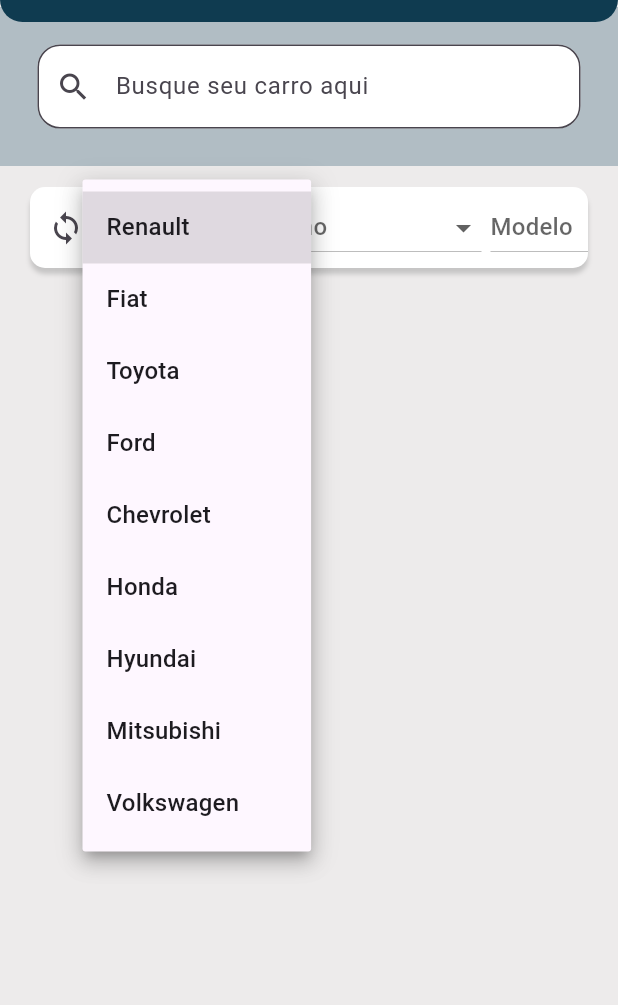
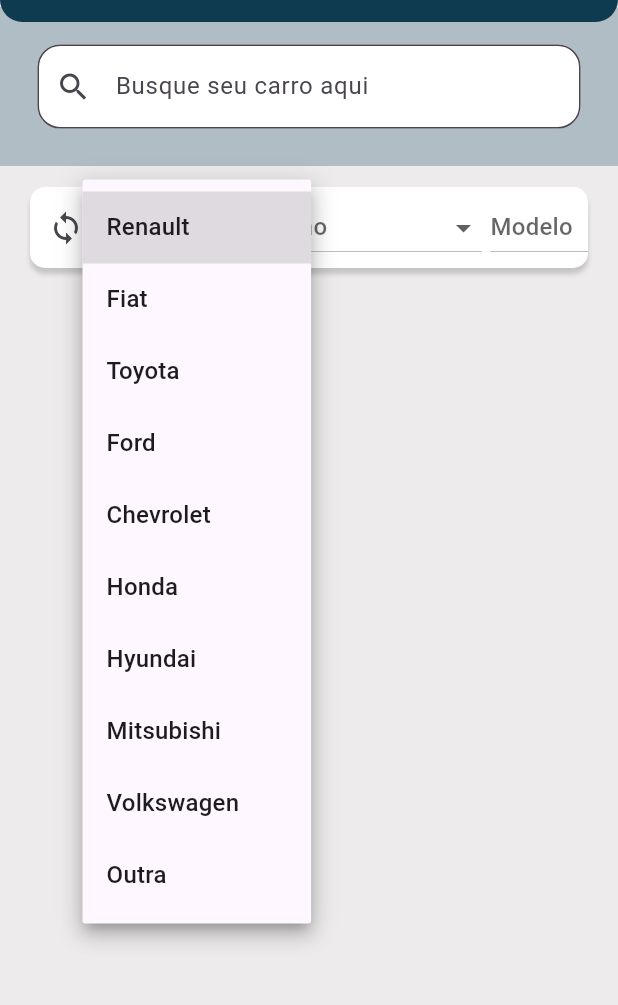
Before and after one commit to naluronicaa/projeto_integrador_4sm, a Flutter app: the PaginaPrincipal screen opened directly, after a tap on "Marca", on a phone screen of 412 x 824 dp, the part 143-1148 px from its top. Run offline on Flutter 3.47's test engine with Material 2 defaults, Android fonts, the phone set to English and light mode, and no system bars.

Commit message:
Atualização

```diff
--- a/lib/scr/navbar.dart
+++ b/lib/scr/navbar.dart
@@ -1,4 +1,5 @@
 import 'package:flutter/material.dart';
+import 'package:url_launcher/url_launcher.dart';
 import 'package:pi4sm/scr/pagina_inicial.dart';
 import 'package:pi4sm/scr/pagina_usuario.dart';
 import 'package:pi4sm/scr/pagina_pesquisa.dart';
@@ -14,6 +15,7 @@
               title: Text('Menu', style: TextStyle(fontSize: 20)),
             ),
             const Divider(),
+            const SizedBox(height: 10),
             ListTile(
               leading: const Icon(Icons.account_circle),
               title: const  Text('Minha Conta', style: TextStyle(fontSize: 20)),
@@ -21,6 +23,7 @@
                 Navigator.push(context, MaterialPageRoute(builder: (context) => const PaginaUsuario()));
               },
             ),
+            const SizedBox(height: 10),
             ListTile(
               leading: const Icon(Icons.shopping_cart_checkout),
               title: const Text('Ver Ofertas', style: TextStyle(fontSize: 20)),
@@ -28,18 +31,23 @@
                 Navigator.push(context, MaterialPageRoute(builder: (context) => const PaginaPrincipal()));
               },
             ),
+            const SizedBox(height: 10),
             ListTile(
               leading: const Icon(Icons.star),
               title: const Text('Meus Favoritos', style: TextStyle(fontSize: 20)),
               onTap: (){
-              Navigator.push(context, MaterialPageRoute(builder: (context) => const PaginaPrincipal()));
+                Navigator.push(context, MaterialPageRoute(builder: (context) => const PaginaUsuario()));
               },
             ),
+            const SizedBox(height: 10),
             ListTile(
               leading: const Icon(Icons.support_agent),
               title: const Text('Suporte', style: TextStyle(fontSize: 20)),
-            onTap: () =>  null,
+              onTap: () {
+                _launchURL();
+              },
             ),
+            const SizedBox(height: 10),
             ListTile(
               leading: const Icon(Icons.exit_to_app),
               title: const Text('Sair', style: TextStyle(fontSize: 20)),
@@ -52,3 +60,17 @@
       );
     }
   }
+
+void _launchURL() async {
+  const texto = 'Relate seu Problema aqui!';
+  final url = Uri(
+    scheme: 'mailto',
+    path: 'carhuntersofc@gmail.com',
+    query: 'subject=${Uri.encodeComponent(texto)}'
+  );
+  if (await canLaunchUrl(url)) {
+    await launchUrl(url);
+  } else {
+    throw 'Não foi possível abrir o link $url';
+  }
+}
--- a/lib/scr/pagina_pesquisa.dart
+++ b/lib/scr/pagina_pesquisa.dart
@@ -8,18 +8,22 @@
   State<PaginaPrincipal> createState() => PaginaPrincipalState();
 }
 
+
 class PaginaPrincipalState extends State<PaginaPrincipal> {
-  List<String> marca = ["Renault", "Fiat", "Toyota", "Ford", "Chevrolet", "Honda", "Hyundai", "Mitsubishi", "Volkswagen"];
+
+
+  List<String> marca = ["Renault", "Fiat", "Toyota", "Ford", "Chevrolet", "Honda", "Hyundai", "Mitsubishi", "Volkswagen", "Outra"];
   List<String> ano = ["2000 - 2005", "2005 - 2010", "2010 - 2020", "acima de 2020"];
   List<String> modelo = ["modelo 1", "modelo 2", "modelo 3"];//terminar
   List<String> km = ["0km - 10000km", "10000km - 20000km", "20000km - 30000km", "50000km - 60000km", "mais que 60000km"];
-  List<String> carroceria = ["Buggy", "Conversível", "Cupê", "Hatchback", "Sedâ", "Minivan", "Perua/SW", "Picape", "Esportivo", "Van"];
+  List<String> carroceria = ["Buggy", "Conversível", "Cupê", "Hatchback", "Sedâ", "Minivan", "Perua/SW", "Picape", "Esportivo", "Van", "Outra"];
   List<String> cor = ["Preto", "Prata", "Branco", "Vermelho", "Marrom", "Azul", "Amarelo", "Outra"];
-  List<String> novoounao = ["novo", "usado"];
+  List<String> novoounao = ["Novo", "Seminovo","Usado"];
   List<String> preco = ["caro", "nao caro"];
-  List<String> tabelaFIP = ["Comparar", "não comparar"];
-  List<String> loca = ["próximo a mim", "qualquer lugar"];
+  List<String> tabelaFIP = ["Comparar", "Não comparar"];
+  List<String> loca = ["Próximo a mim", "Qualquer lugar"];
   List<String> relevancia = ["Mais Relevantes", "Maior Preço", "Menor Preço", "Menor KM"];
+
 
   final valorMarca = ValueNotifier('');
   final valorAno = ValueNotifier('');
@@ -32,7 +36,6 @@
   final valorTabelaFIP = ValueNotifier('');
   final valorRelev = ValueNotifier('');
   final valorLoca = ValueNotifier('');
-
 
   @override
   Widget build(BuildContext context) {
@@ -116,8 +119,9 @@
                   child: Row(
                   mainAxisAlignment: MainAxisAlignment.spaceBetween,
                   children: [
-
-                    IconButton(
+                    Tooltip(
+                      message: 'Resetar Filtros',
+                      child: IconButton(
                       onPressed: () {
                         valorMarca.value = '';
                         valorAno.value = '';
@@ -132,6 +136,7 @@
                         valorLoca.value = '';
                       },
                     icon: const Icon(Icons.loop_outlined)),
+                    ),
 
                     //filtro marca
                     Container(
@@ -146,6 +151,7 @@
                                 value: opcao,
                                 child: Text(opcao),
                               )).toList(),
+
                             );
                           })
 
@@ -247,7 +253,7 @@
                         child: ValueListenableBuilder(
                           valueListenable: valorNov, builder: (BuildContext constext, String value, _){
                             return DropdownButton<String>(
-                              hint: const Text("Usado"),
+                              hint: const Text("Condição"),
                               value: (value.isEmpty) ? null : value,
                               onChanged: (escolha) => valorNov.value = escolha.toString(),
                               items: novoounao.map((opcao) => DropdownMenuItem(
--- a/lib/widgets/app_large_text.dart
+++ b/lib/widgets/app_large_text.dart
@@ -1,5 +1,6 @@
 import 'package:flutter/material.dart';
 
+// ignore: must_be_immutable
 class AppLargeTxt extends StatelessWidget {
   double size;
   final String text;
--- a/lib/widgets/app_text.dart
+++ b/lib/widgets/app_text.dart
@@ -1,5 +1,6 @@
 import 'package:flutter/material.dart';
 
+// ignore: must_be_immutable
 class AppTxt extends StatelessWidget {
   double size;
   final String text;
--- a/pubspec.yaml
+++ b/pubspec.yaml
@@ -30,6 +30,7 @@
 dependencies:
   flutter:
     sdk: flutter
+  url_launcher: ^6.0.13
 
 
   # The following adds the Cupertino Icons font to your application.
```
Also changed, not shown: lib/scr/pagina_forum.dart (deleted, +0 -15 lines), pubspec.lock, 5 other files. Lines whose indentation alone changed are shown as unchanged.
